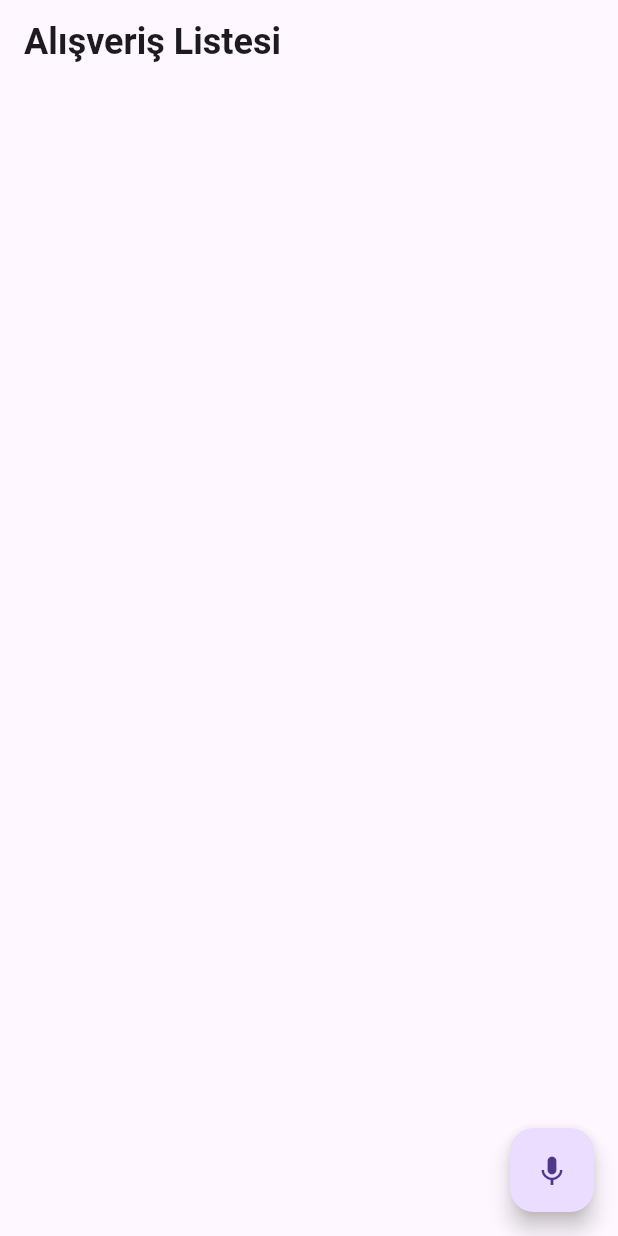
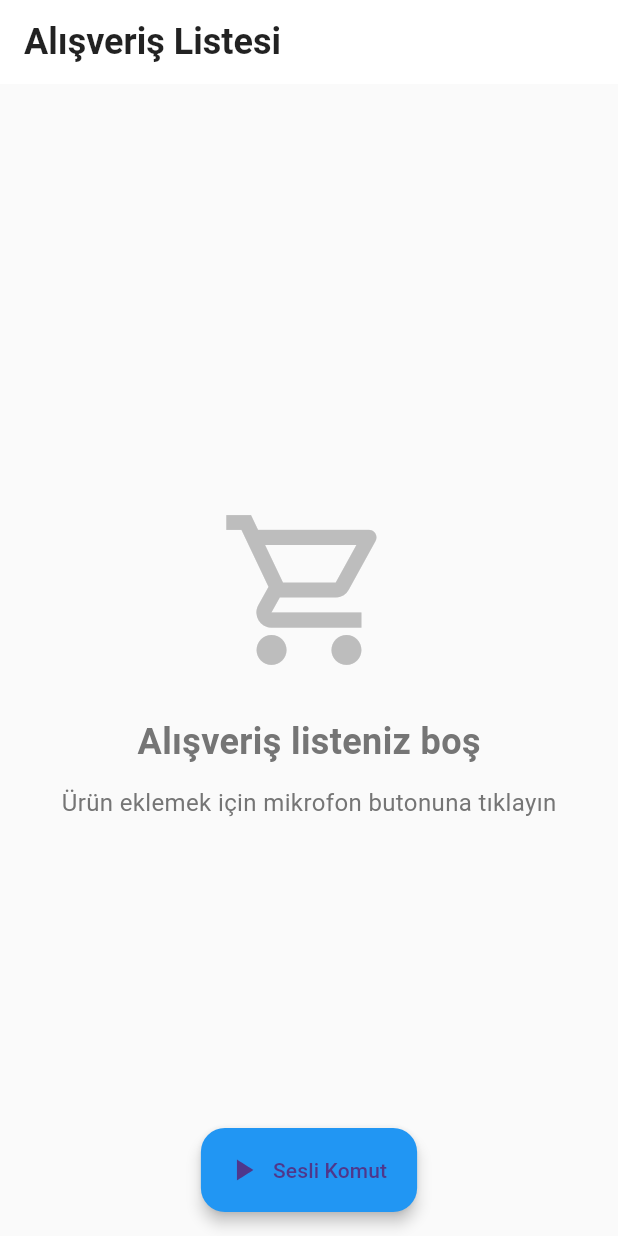
Before and after one commit to omrkara0/shoppinglistai, a Flutter app: the screen it shows after launch, on a phone screen of 412 x 824 dp. Run offline on Flutter 3.47's test engine with Material 3 defaults, Android fonts, the phone set to English and light mode, and no system bars; our stand-ins replace google_fonts, google_generative_ai, speech_to_text; Roboto replaces fonts that are missing (Ubuntu).

Commit message:
Enhance HomeScreen with animation and UI improvements
- Added AnimationController for floating action button to provide visual feedback during speech recognition.
- Updated FAB to use extended style with dynamic label and color based on listening state.
- Improved empty state display for the shopping list with informative messages and icons.
- Enhanced item list UI with animated selection and better styling for list items.
- Refactored layout and padding for improved visual consistency.

```diff
--- a/lib/screens/home_screen.dart
+++ b/lib/screens/home_screen.dart
@@ -14,7 +14,8 @@ class HomeScreen extends StatefulWidget {
   State<HomeScreen> createState() => _HomeScreenState();
 }
 
-class _HomeScreenState extends State<HomeScreen> {
+class _HomeScreenState extends State<HomeScreen>
+    with SingleTickerProviderStateMixin {
   List<Urun> _urunler = [];
   final Set<int> _selectedItems = {};
 
@@ -22,6 +23,9 @@ class _HomeScreenState extends State<HomeScreen> {
   final stt.SpeechToText _speech = stt.SpeechToText();
   bool _speechAvailable = false;
   bool _listening = false;
+
+  // Animation controller for FAB
+  late AnimationController _animationController;
 
   // Google Generative AI
   late final GenerativeModel _generativeModel;
@@ -44,6 +48,11 @@ class _HomeScreenState extends State<HomeScreen> {
         .initialize()
         .then((value) => setState(() => _speechAvailable = true));
 
+    _animationController = AnimationController(
+      duration: const Duration(milliseconds: 300),
+      vsync: this,
+    );
+
     _generativeModel = GenerativeModel(
       apiKey: "AIzaSyBzDHhSknCFkedGpR8U7VaL4oKWlV2Q23Y",
       model: "gemini-1.5-flash-latest",
@@ -52,8 +61,15 @@ class _HomeScreenState extends State<HomeScreen> {
     _startGeminiSession();
   }
 
+  @override
+  void dispose() {
+    _animationController.dispose();
+    super.dispose();
+  }
+
   void _startListening() {
     setState(() => _listening = true);
+    _animationController.forward();
     _speech.listen(
       onResult: (result) {
         if (result.finalResult) {
@@ -65,7 +81,10 @@ class _HomeScreenState extends State<HomeScreen> {
   }
 
   void _stopListening() {
-    _speech.stop().then((value) => setState(() => _listening = false));
+    _speech.stop().then((value) {
+      setState(() => _listening = false);
+      _animationController.reverse();
+    });
   }
 
   void _startGeminiSession() {
@@ -118,44 +137,51 @@ class _HomeScreenState extends State<HomeScreen> {
   @override
   Widget build(BuildContext context) {
     return Scaffold(
+      backgroundColor: Colors.grey[50],
       appBar: AppBar(
+        backgroundColor: Colors.white,
         title: Text(
           "Alışveriş Listesi",
           style: GoogleFonts.ubuntu(
             textStyle: const TextStyle(
               fontSize: 24,
               fontWeight: FontWeight.bold,
+              color: Colors.black87,
             ),
           ),
         ),
         elevation: 0,
         actions: [
           if (_selectedItems.isNotEmpty)
-            IconButton(
-              icon: const Icon(Icons.delete),
+            Padding(
+              padding: const EdgeInsets.only(right: 8.0),
+              child: IconButton(
+                icon: const Icon(Icons.delete_outline, color: Colors.red),
                 onPressed: _deleteSelectedItems,
+                tooltip: 'Seçili öğeleri sil',
+              ),
             ),
         ],
       ),
-      floatingActionButton: FloatingActionButton(
-        onPressed: () {},
-        child: !_listening
-            ? IconButton(
-                onPressed: _speechAvailable ? _startListening : null,
-                icon: const Icon(
-                  Icons.keyboard_voice,
+      floatingActionButton: FloatingActionButton.extended(
+        onPressed: _speechAvailable
+            ? (_listening ? _stopListening : _startListening)
+            : null,
+        backgroundColor: _listening ? Colors.red : Colors.blue,
+        label: Text(
+          _listening ? 'Dinlemeyi Durdur' : 'Sesli Komut',
+          style: GoogleFonts.ubuntu(fontWeight: FontWeight.w500),
         ),
-              )
-            : IconButton(
-                onPressed: _stopListening,
-                icon: const Icon(
-                  Icons.stop,
+        icon: AnimatedIcon(
+          icon: AnimatedIcons.play_pause,
+          progress: _animationController,
         ),
+        elevation: 4,
       ),
-      ),
+      floatingActionButtonLocation: FloatingActionButtonLocation.centerFloat,
       body: Center(
         child: Padding(
-          padding: const EdgeInsets.all(16.0),
+          padding: const EdgeInsets.symmetric(horizontal: 16.0, vertical: 8.0),
           child: Column(
             mainAxisAlignment: MainAxisAlignment.center,
             children: [
@@ -169,20 +195,68 @@ class _HomeScreenState extends State<HomeScreen> {
 
   Widget _urunlerListe() {
     if (_urunler.isEmpty) {
-      return const SizedBox.shrink();
-    } else {
+      return Center(
+        child: Column(
+          mainAxisAlignment: MainAxisAlignment.center,
+          children: [
+            Icon(
+              Icons.shopping_cart_outlined,
+              size: 120,
+              color: Colors.grey[400],
+            ),
+            const SizedBox(height: 24),
+            Text(
+              'Alışveriş listeniz boş',
+              style: GoogleFonts.ubuntu(
+                fontSize: 24,
+                fontWeight: FontWeight.bold,
+                color: Colors.grey[600],
+              ),
+            ),
+            const SizedBox(height: 12),
+            Text(
+              'Ürün eklemek için mikrofon butonuna tıklayın',
+              style: GoogleFonts.ubuntu(
+                fontSize: 16,
+                color: Colors.grey[600],
+              ),
+            ),
+          ],
+        ),
+      );
+    }
+
     return Flexible(
       child: ListView.builder(
         itemCount: _urunler.length,
+        physics: const BouncingScrollPhysics(),
         itemBuilder: (context, index) {
           final Urun urun = _urunler[index];
+          final bool isSelected = _selectedItems.contains(index);
+
           return Padding(
-              padding: const EdgeInsets.all(5.0),
+            padding: const EdgeInsets.symmetric(vertical: 4.0),
+            child: AnimatedContainer(
+              duration: const Duration(milliseconds: 200),
+              decoration: BoxDecoration(
+                color: isSelected ? Colors.blue.withOpacity(0.1) : Colors.white,
+                borderRadius: BorderRadius.circular(12),
+                boxShadow: [
+                  BoxShadow(
+                    color: Colors.grey.withOpacity(0.1),
+                    spreadRadius: 1,
+                    blurRadius: 4,
+                    offset: const Offset(0, 2),
+                  ),
+                ],
+              ),
               child: ListTile(
+                contentPadding:
+                    const EdgeInsets.symmetric(horizontal: 16.0, vertical: 8.0),
                 leading: Transform.scale(
                   scale: 1.2,
                   child: Checkbox(
-                    value: _selectedItems.contains(index),
+                    value: isSelected,
                     onChanged: (bool? value) {
                       setState(() {
                         if (value == true) {
@@ -192,41 +266,49 @@ class _HomeScreenState extends State<HomeScreen> {
                         }
                       });
                     },
-                    shape: CircleBorder(),
+                    shape: const CircleBorder(),
+                    activeColor: Colors.blue,
                   ),
                 ),
                 title: Text(
                   urun.isim,
                   style: GoogleFonts.ubuntu(
-                    fontSize: 20,
-                    color: Colors.black,
+                    fontSize: 18,
+                    fontWeight: FontWeight.w500,
+                    color: Colors.black87,
+                    decoration: isSelected ? TextDecoration.lineThrough : null,
                   ),
                 ),
-                trailing: RichText(
+                trailing: Container(
+                  padding:
+                      const EdgeInsets.symmetric(horizontal: 12, vertical: 6),
+                  decoration: BoxDecoration(
+                    color: Colors.blue.withOpacity(0.1),
+                    borderRadius: BorderRadius.circular(20),
+                  ),
+                  child: RichText(
                     text: TextSpan(
                       children: [
                         TextSpan(
                           text: "${urun.miktar} ",
                           style: GoogleFonts.roboto(
-                          fontSize: 20,
+                            fontSize: 16,
                             fontWeight: FontWeight.bold,
-                          color: Colors.black,
+                            color: Colors.blue[700],
                           ),
                         ),
                         TextSpan(
-                        text: "${urun.miktarTuru} ",
+                          text: urun.miktarTuru,
                           style: GoogleFonts.ubuntu(
-                          fontSize: 18,
+                            fontSize: 14,
                             fontWeight: FontWeight.w500,
-                          color: Colors.black87,
+                            color: Colors.blue[700],
                           ),
                         ),
                       ],
                     ),
                   ),
-                shape: RoundedRectangleBorder(
-                  side: BorderSide(color: Colors.grey, width: 1),
-                  borderRadius: BorderRadius.circular(10),
+                ),
               ),
             ),
           );
@@ -235,4 +317,3 @@ class _HomeScreenState extends State<HomeScreen> {
     );
   }
 }
-}
```
Lines whose indentation alone changed are shown as unchanged.
